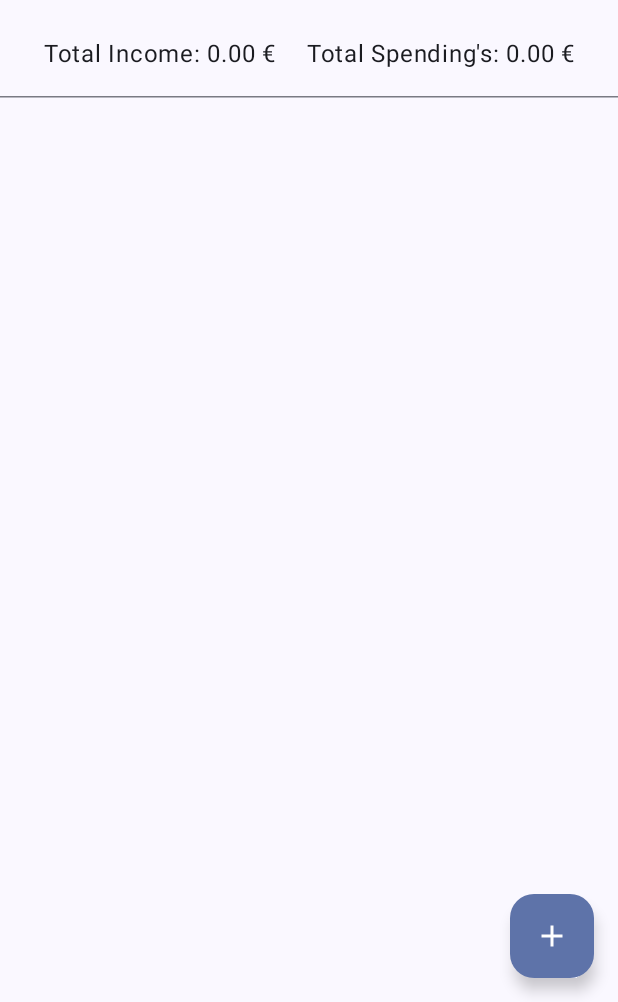
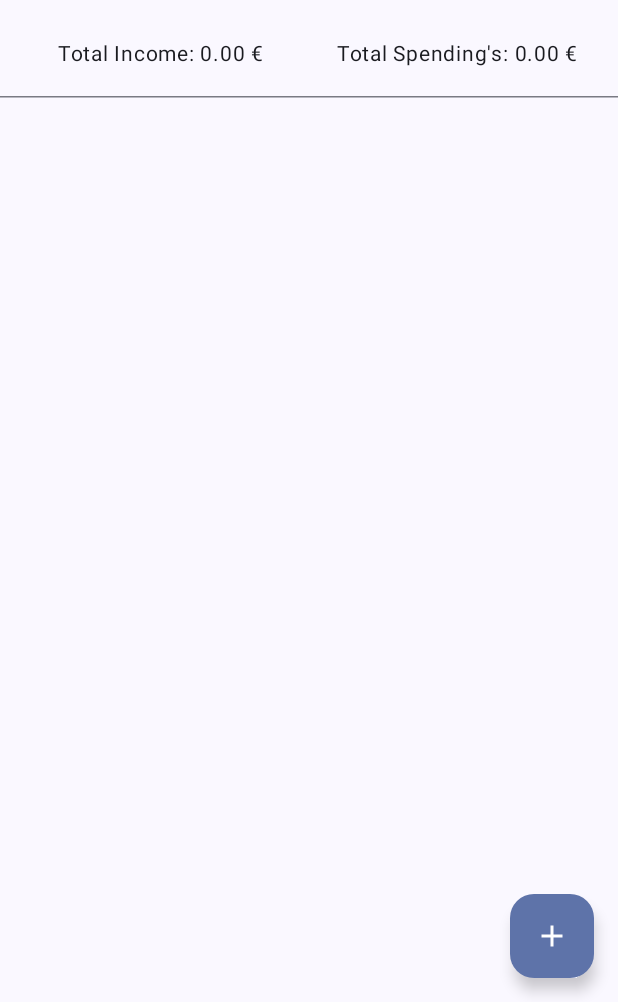
Before and after one commit to oscar-gom/50-30-20-Based-App, an Android app built with Jetpack Compose: the screen it shows after launch (MainActivity), on a phone screen of 412 x 824 dp, the part 234-1236 px from its top. Run offline under Robolectric (Android 15) with nearby library versions, the phone set to English and light mode, and no system bars; our stand-ins replace Room's generated code, livedata-compose.

Commit message:
change font size

```diff
--- a/app/src/main/java/com/oscargs/savingsapp/MainScreen.kt
+++ b/app/src/main/java/com/oscargs/savingsapp/MainScreen.kt
@@ -176,13 +176,19 @@ fun MainScreen(modifier: Modifier) {
                     text = stringResource(R.string.totalIncome) + String.format(
                         "%.2f €",
                         totalIncome
-                    ), textAlign = TextAlign.Center
+                    ),
+                    textAlign = TextAlign.Center,
+                    modifier = Modifier.weight(1f),
+                    fontSize = 14.sp
                 )
                 Text(
                     text = stringResource(R.string.totalSpendings) + String.format(
                         "%.2f €",
                         (totalNecessary + totalUnnecessary)
-                    ), textAlign = TextAlign.Center
+                    ),
+                    textAlign = TextAlign.Center,
+                    modifier = Modifier.weight(1f),
+                    fontSize = 14.sp
                 )
             }
             HorizontalDivider(modifier = Modifier.padding(vertical = 8.dp))
```
